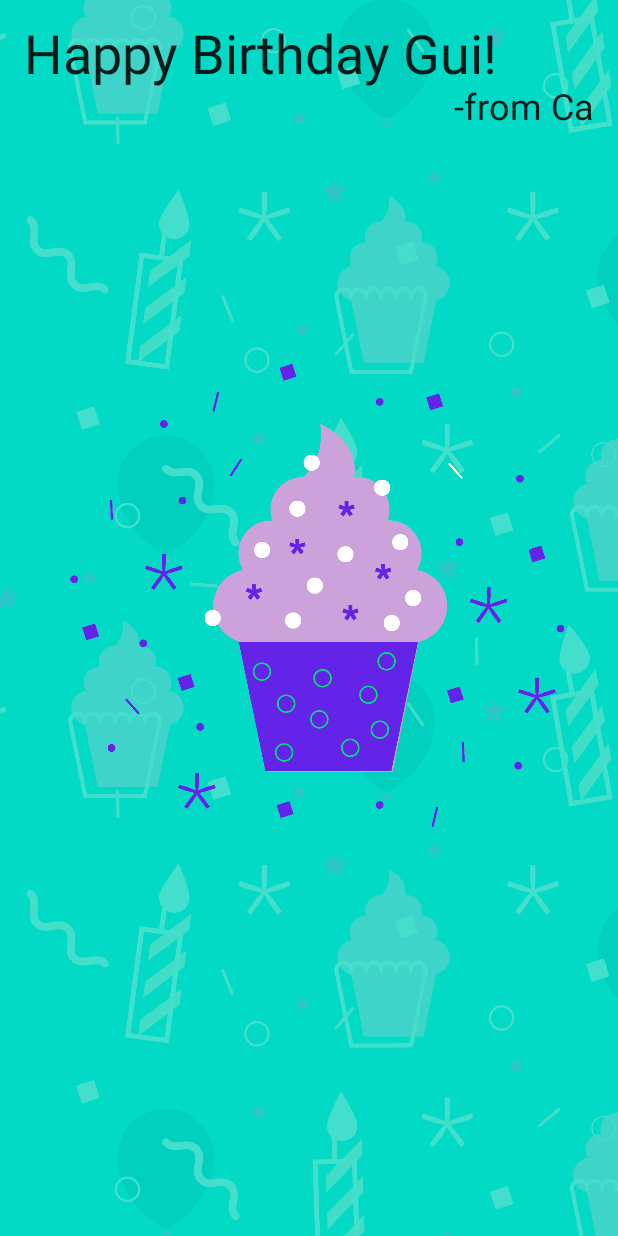
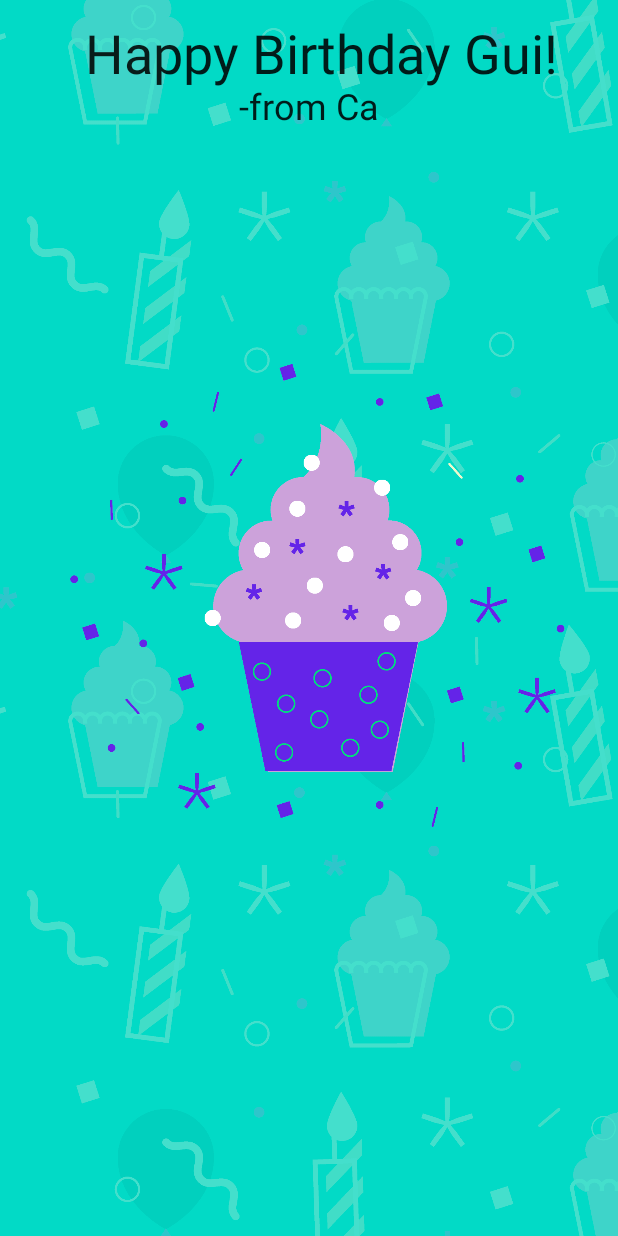
Before and after one commit to GuilhermeDellatin/Happy-Birthday, an Android app built with Jetpack Compose: the @Preview function BirthdayGreetingWithImagePreview, on a phone screen of 412 x 824 dp. Run offline under Robolectric (Android 15) with nearby library versions, the phone set to English and light mode, and no system bars.

Commit message:
Codelab(Add images to your Android app) Challenge - Center the two text elements

```diff
--- a/app/src/main/java/com/gfdellatin/happybirthday/MainActivity.kt
+++ b/app/src/main/java/com/gfdellatin/happybirthday/MainActivity.kt
@@ -60,7 +60,7 @@ fun BirthdayGreetingWithText(message: String, from: String) {
             fontSize = 36.sp,
             modifier = Modifier
                 .fillMaxWidth()
-                .wrapContentWidth(align = Alignment.Start)
+                .wrapContentWidth(align = Alignment.CenterHorizontally)
                 .padding(start = 16.dp, top = 16.dp)
         )
         Text(
@@ -68,7 +68,7 @@ fun BirthdayGreetingWithText(message: String, from: String) {
             fontSize = 24.sp,
             modifier = Modifier
                 .fillMaxWidth()
-                .wrapContentWidth(align = Alignment.End)
+                .wrapContentWidth(align = Alignment.CenterHorizontally)
                 .padding(start = 16.dp, end = 16.dp)
         )
     }
```
